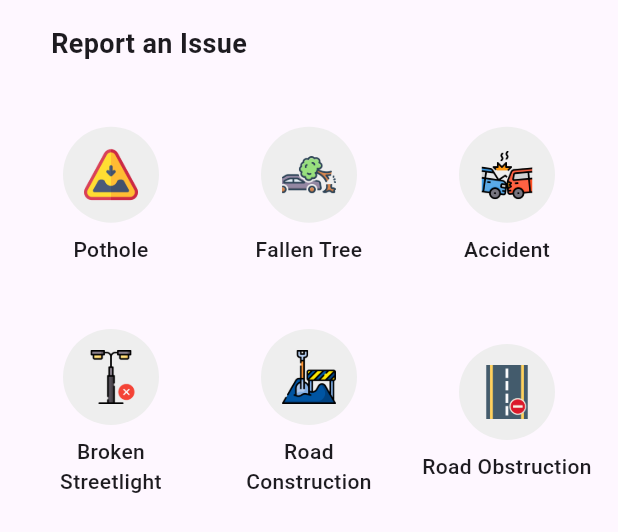
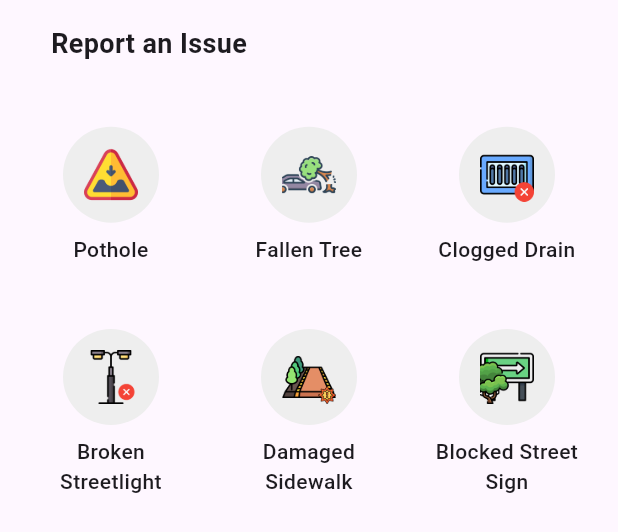
Before and after one commit to junhubdotcom/vhack_steadypunpipi, a Flutter app: what reportWidget() shows on an empty page, opened directly, on a phone screen of 412 x 824 dp. Shown: the top 532 px of the screen. Run offline on Flutter 3.47's test engine with Material 3 defaults, Android fonts, the light colour scheme and no system bars; our stand-ins replace camera, fl_chart, flutter_local_notifications, geocoding, geolocator, google_generative_ai and 5 more; missing offline and left inert: flutter_sliding_box.

Commit message:
Map (#12)
* Navigation done

* first try on notifications

* map sixth commit

* Update issue types

* Fix

```diff
--- a/lib/screens/map/map.dart
+++ b/lib/screens/map/map.dart
@@ -47,10 +47,10 @@ class _MapPageState extends State<MapPage> {
   final List<Widget> _widgetArray = [
     Image.asset('assets/images/pothole.png', height: 36, width: 36),
     Image.asset('assets/images/fallentree.png', height: 36, width: 36),
-    Image.asset('assets/images/accident.png', height: 36, width: 36),
+    Image.asset('assets/images/clogged_drain.png', height: 36, width: 36),
     Image.asset('assets/images/broken_streetlight.png', height: 36, width: 36),
-    Image.asset('assets/images/road_construction.png', height: 36, width: 36),
-    Image.asset('assets/images/blocked_road.png', height: 36, width: 36),
+    Image.asset('assets/images/damaged_sidewalk.png', height: 36, width: 36),
+    Image.asset('assets/images/blocked_streetsign.png', height: 36, width: 36),
   ];
 
   @override
@@ -70,7 +70,7 @@ class _MapPageState extends State<MapPage> {
       fallenTreeIcon = onValue;
     });
     BitmapDescriptor.asset(ImageConfiguration(size: Size(48, 48)),
-            'assets/images/accident.png')
+            'assets/images/clogged_drain.png')
         .then((onValue) {
       accidentIcon = onValue;
     });
@@ -80,12 +80,12 @@ class _MapPageState extends State<MapPage> {
       brokenStreetlightIcon = onValue;
     });
     BitmapDescriptor.asset(ImageConfiguration(size: Size(48, 48)),
-            'assets/images/road_construction.png')
+            'assets/images/damaged_sidewalk.png')
         .then((onValue) {
       roadConstructionIcon = onValue;
     });
     BitmapDescriptor.asset(ImageConfiguration(size: Size(48, 48)),
-            'assets/images/blocked_road.png')
+            'assets/images/blocked_streetsign.png')
         .then((onValue) {
       blockedRoadIcon = onValue;
     });
@@ -143,13 +143,13 @@ class _MapPageState extends State<MapPage> {
               : prompt == 2
                   ? 'Fallen Tree'
                   : prompt == 3
-                      ? 'Accident'
+                      ? 'Clogged Drains'
                       : prompt == 4
                           ? 'Broken Streetlight'
                           : prompt == 5
-                              ? 'Road Construction'
+                              ? 'Damaged Sidewalk'
                               : prompt == 6
-                                  ? 'Blocked Road'
+                                  ? 'Blocked Street Sign'
                                   : 'Other',
           address: randomAddress,
           count: 0,
--- a/lib/widget/map/addbutton_popup.dart
+++ b/lib/widget/map/addbutton_popup.dart
@@ -5,10 +5,10 @@ class reportWidget extends StatelessWidget {
   final List<Map<String, dynamic>> reportOptions = [
     {'icon': Image.asset('assets/images/pothole.png', height: 36, width: 36), 'label': 'Pothole'},
     {'icon': Image.asset('assets/images/fallentree.png', height: 36, width: 36), 'label': 'Fallen Tree'},
-    {'icon': Image.asset('assets/images/accident.png', height: 36, width: 36), 'label': 'Accident'},
+    {'icon': Image.asset('assets/images/clogged_drain.png', height: 36, width: 36), 'label': 'Clogged Drain'},
     {'icon': Image.asset('assets/images/broken_streetlight.png', height: 36, width: 36), 'label': 'Broken Streetlight'},
-    {'icon': Image.asset('assets/images/road_construction.png', height: 36, width: 36), 'label': 'Road Construction'},
-    {'icon': Image.asset('assets/images/blocked_road.png', height: 36, width: 36), 'label': 'Road Obstruction'},
+    {'icon': Image.asset('assets/images/damaged_sidewalk.png', height: 36, width: 36), 'label': 'Damaged Sidewalk'},
+    {'icon': Image.asset('assets/images/blocked_streetsign.png', height: 36, width: 36), 'label': 'Blocked Street Sign'},
   ];
 
   @override
```
Also changed, not shown: assets/images/blocked_streetsign.png (added), assets/images/clogged_drain.png (added), assets/images/damaged_sidewalk.png (added), 4 other files.
